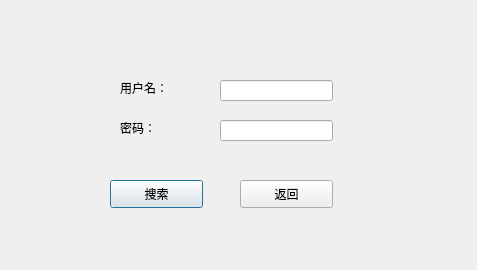
ZzzAmy/bookstore, file student_info_inquiry.ui: the form before one commit.
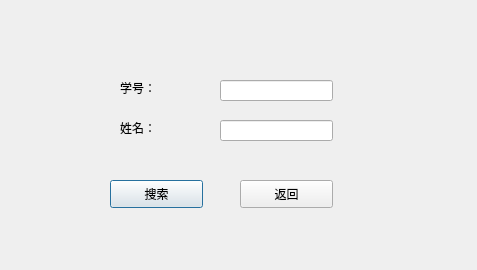
The form after the commit.

What changed in the file:
```diff
--- a/student_info_inquiry.ui
+++ b/student_info_inquiry.ui
@@ -56,7 +56,7 @@
     </rect>
    </property>
    <property name="text">
-    <string>用户名：</string>
+    <string>学号：</string>
    </property>
   </widget>
   <widget class="QLabel" name="label_2">
@@ -69,7 +69,7 @@
     </rect>
    </property>
    <property name="text">
-    <string>密码：</string>
+    <string>姓名：</string>
    </property>
   </widget>
   <widget class="QPushButton" name="pushButton_2">
```
